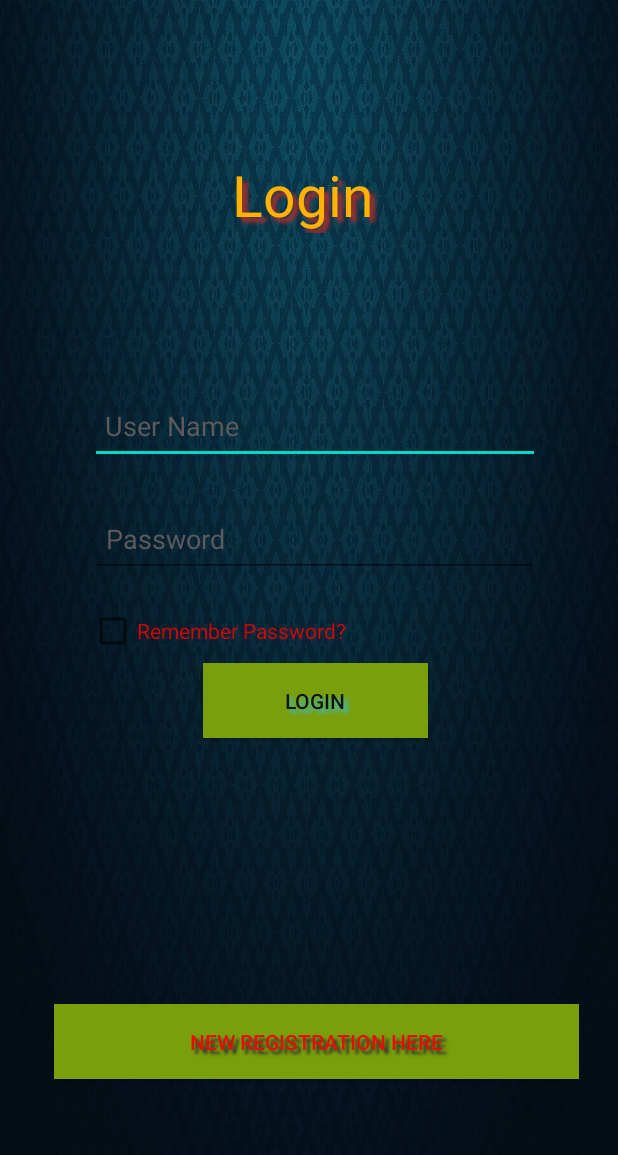
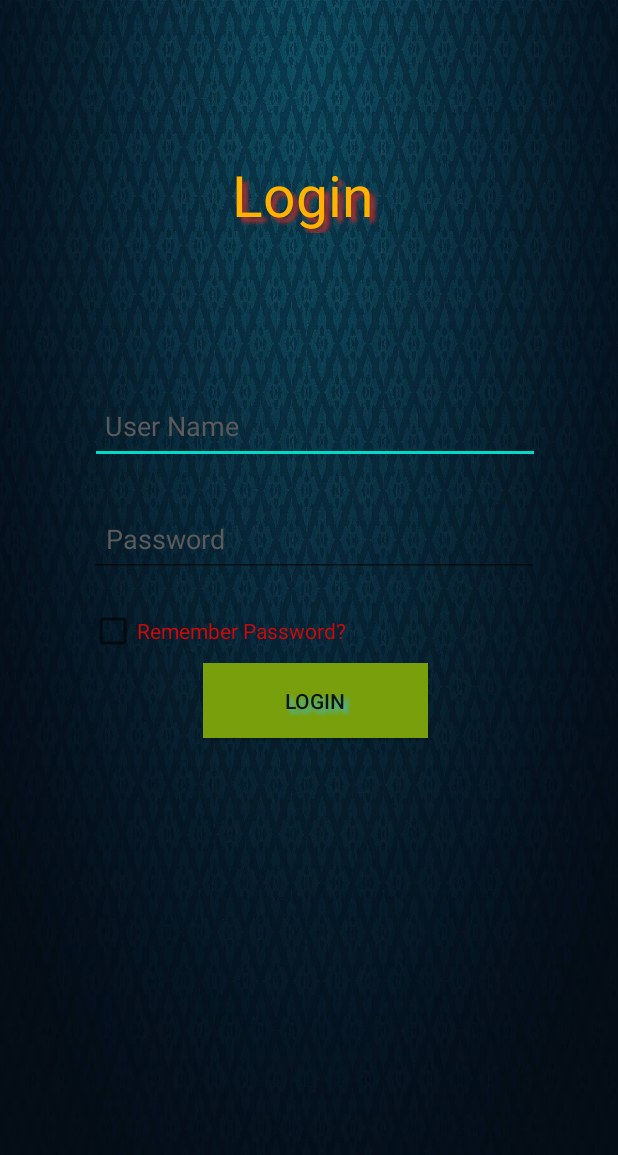
Before and after one commit to bhoomichotaliya/QuizApp, an Android app: the layout activity_login.xml on its own in the app's theme, with its tools: preview values and no code run, on a phone screen of 412 x 824 dp. Shown: the top 1155 px of the screen. Run offline under Robolectric (Android 15) with nearby library versions, the phone set to English and light mode, and no system bars; Roboto replaces fonts that are not available here.

```diff
--- a/app/src/main/java/com/rku/quizapp/login.java
+++ b/app/src/main/java/com/rku/quizapp/login.java
@@ -25,9 +25,9 @@ public class login extends AppCompatActivity {
         Animation animation = AnimationUtils.loadAnimation(this,bounce);
         btn.startAnimation(animation);
 
-        btn = (Button) findViewById(R.id.btnRegister);
+       /*btn = (Button) findViewById(R.id.btnRegister);
         //Animation
         Animation anim = AnimationUtils.loadAnimation(this,bounce);
-        btn.startAnimation(anim);
+        btn.startAnimation(anim);*/
     }
 }
--- a/app/src/main/res/layout/activity_login.xml
+++ b/app/src/main/res/layout/activity_login.xml
@@ -86,23 +86,4 @@
         app:layout_constraintStart_toStartOf="parent"
         app:layout_constraintTop_toBottomOf="@+id/edtPassword" />
 
-    <Button
-        android:id="@+id/btnRegister"
-        android:layout_width="350dp"
-        android:layout_height="50dp"
-        android:layout_marginStart="167dp"
-        android:layout_marginTop="177dp"
-        android:layout_marginEnd="157dp"
-        android:background="#799F0C"
-        android:gravity="center"
-        android:shadowColor="#2E2C2C"
-        android:shadowDx="4"
-        android:shadowDy="4"
-        android:shadowRadius="2"
-        android:text="New Registration Here"
-        android:textColor="#ED0909"
-        app:layout_constraintEnd_toEndOf="parent"
-        app:layout_constraintStart_toStartOf="parent"
-        app:layout_constraintTop_toBottomOf="@+id/btnLogin" />
-
 </androidx.constraintlayout.widget.ConstraintLayout>
```
